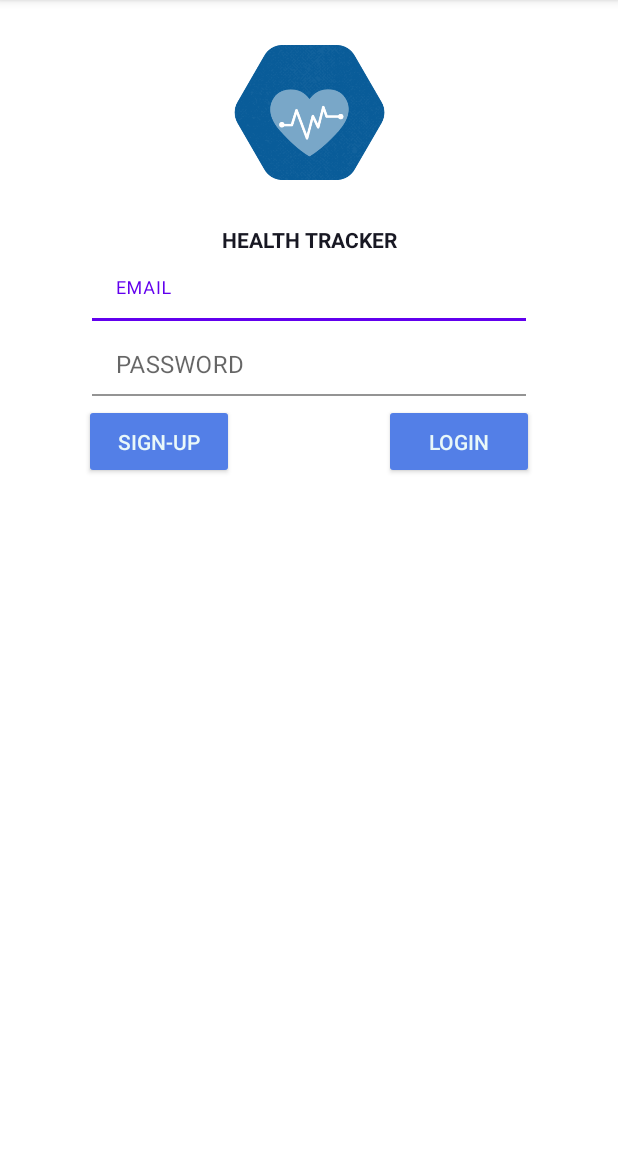
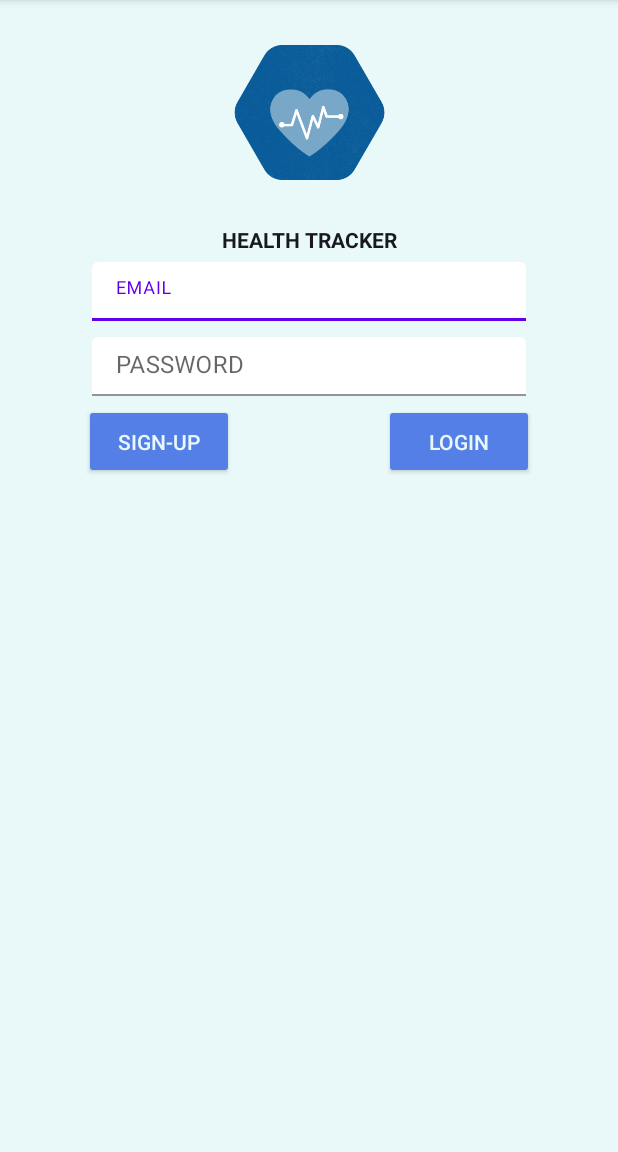
Before and after one commit to zivhd/MacroMonitor, an Android app: the LoginActivity screen opened directly, with no data from a screen before it, on a phone screen of 412 x 824 dp, the part 84-1236 px from its top. Run offline under Robolectric (Android 15) with nearby library versions, the phone set to English and light mode, and no system bars.

Commit message:
Update activity_login.xml

```diff
--- a/MCO3/app/src/main/res/layout/activity_login.xml
+++ b/MCO3/app/src/main/res/layout/activity_login.xml
@@ -5,7 +5,8 @@
     xmlns:tools="http://schemas.android.com/tools"
     android:layout_width="match_parent"
     android:layout_height="match_parent"
-    tools:context=".LoginActivity">
+    tools:context=".LoginActivity"
+    android:background="#E9F8F9">
 
 
     <androidx.appcompat.widget.AppCompatImageView
@@ -35,6 +36,7 @@
         android:layout_width="300dp"
         android:layout_height="50dp"
         android:padding="5dp"
+
         app:endIconMode="clear_text"
         app:layout_constraintEnd_toEndOf="parent"
         app:layout_constraintHorizontal_bias="0.5"
@@ -48,7 +50,8 @@
             android:hint="EMAIL"
             android:maxLines="1"
             android:backgroundTint="#FFFFFF"
-            android:background="@color/black"
+
+
             />
     </com.google.android.material.textfield.TextInputLayout>
 
@@ -61,7 +64,8 @@
         app:layout_constraintEnd_toEndOf="parent"
         app:layout_constraintHorizontal_bias="0.5"
         app:layout_constraintStart_toStartOf="parent"
-        app:layout_constraintTop_toBottomOf="@+id/email">
+        app:layout_constraintTop_toBottomOf="@+id/email"
+       >
 
         <com.google.android.material.textfield.TextInputEditText
             android:id="@+id/password_text"
```
